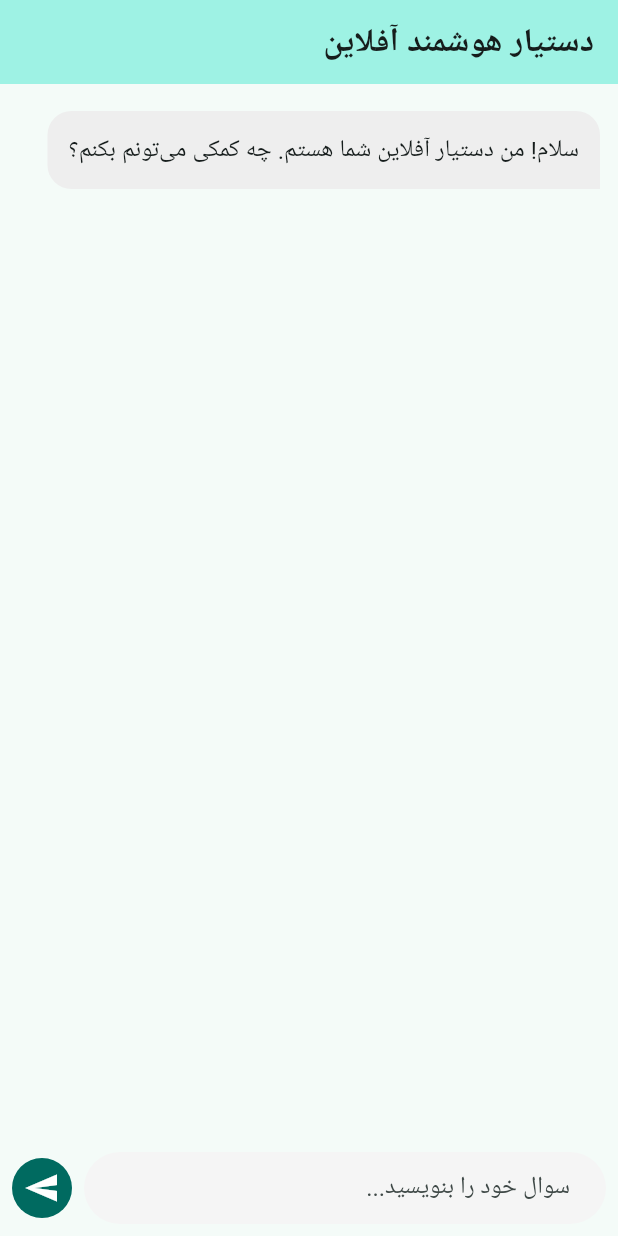
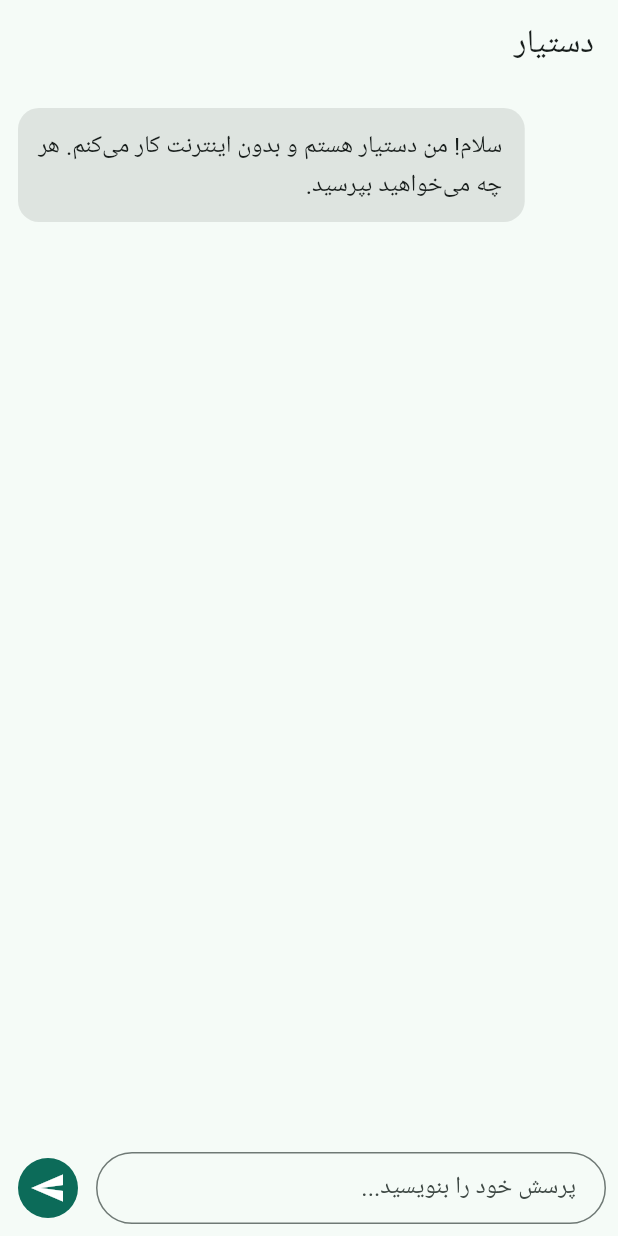
Before and after one commit to ariamard1726-del/Dastyar, a Flutter app: the screen it shows after launch, after a tap on the "send" icon, on a phone screen of 412 x 824 dp. Run offline on Flutter 3.47's test engine with Material 3 defaults, Android fonts, the phone set to English and light mode, and no system bars.

Commit message:
Offline Persian chat: pure Dart knowledge search

```diff
--- a/lib/main.dart
+++ b/lib/main.dart
@@ -1,145 +1,322 @@
+import 'dart:math' as math;
+
 import 'package:flutter/material.dart';
-import 'services/ai_service.dart';
+import 'package:flutter/services.dart' show rootBundle;
 
-void main() {
-  runApp(const MyApp());
-}
+void main() => runApp(const DastyarApp());
 
-class MyApp extends StatelessWidget {
-  const MyApp({super.key});
+class DastyarApp extends StatelessWidget {
+  const DastyarApp({super.key});
 
   @override
   Widget build(BuildContext context) {
     return MaterialApp(
-      title: 'دستیار فارسی آفلاین',
+      title: 'دستیار',
       debugShowCheckedModeBanner: false,
       theme: ThemeData(
-        colorScheme: ColorScheme.fromSeed(seedColor: Colors.teal),
         useMaterial3: true,
+        colorSchemeSeed: const Color(0xFF1B6B5A),
       ),
-      home: const ChatScreen(),
+      builder: (context, child) => Directionality(
+        textDirection: TextDirection.rtl,
+        child: child ?? const SizedBox(),
+      ),
+      home: const ChatPage(),
     );
   }
 }
 
-class ChatScreen extends StatefulWidget {
-  const ChatScreen({super.key});
+class _Chunk {
+  final String title;
+  final String body;
+  final List<String> tokens;
+  _Chunk(this.title, this.body, this.tokens);
+}
+
+class _Hit {
+  final _Chunk chunk;
+  final double score;
+  _Hit(this.chunk, this.score);
+}
+
+class KnowledgeEngine {
+  final List<_Chunk> _chunks = [];
+  final Map<String, double> _idf = {};
+
+  static const Set<String> _stop = {
+    'و', 'در', 'به', 'از', 'که', 'را', 'با', 'این', 'آن', 'برای', 'یک',
+    'است', 'هست', 'چه', 'چی', 'چیست', 'کی', 'کجا', 'چرا', 'چطور',
+    'چگونه', 'آیا', 'من', 'تو', 'شما', 'می', 'هم', 'یا', 'تا', 'بر',
+    'هر', 'های', 'ها', 'بود', 'شد', 'باشد', 'کند', 'کنم', 'کن', 'بگو',
+    'درباره', 'مورد', 'لطفا', 'ممنون',
+  };
+
+  static const List<String> _suffixes = [
+    'ترین', 'هایی', 'های', 'ها', 'تر', 'ان', 'ات', 'ی',
+  ];
+
+  static String normalize(String s) {
+    const map = {
+      'ي': 'ی', 'ى': 'ی', 'ك': 'ک', 'ۀ': 'ه', 'ة': 'ه',
+      'أ': 'ا', 'إ': 'ا', 'ٱ': 'ا',
+    };
+    final sb = StringBuffer();
+    for (final r in s.runes) {
+      if (r >= 0x06F0 && r <= 0x06F9) {
+        sb.write(r - 0x06F0);
+        continue;
+      }
+      if (r >= 0x0660 && r <= 0x0669) {
+        sb.write(r - 0x0660);
+        continue;
+      }
+      if (r == 0x200C || r == 0x200D || r == 0x200E || r == 0x200F) {
+        sb.write(' ');
+        continue;
+      }
+      if (r >= 0x064B && r <= 0x065F) continue;
+      if (r == 0x0640) continue;
+      final ch = String.fromCharCode(r);
+      sb.write(map[ch] ?? ch);
+    }
+    return sb.toString().toLowerCase();
+  }
+
+  static String _stem(String w) {
+    for (final suf in _suffixes) {
+      if (w.length - suf.length >= 3 && w.endsWith(suf)) {
+        return w.substring(0, w.length - suf.length);
+      }
+    }
+    return w;
+  }
+
+  static List<String> tokenize(String s) {
+    final cleaned = normalize(s).replaceAll(
+      RegExp(r'[^\u0621-\u063A\u0641-\u064A\u067E\u0686\u0698\u06A9\u06AF\u06CCa-z0-9]+'),
+      ' ',
+    );
+    final out = <String>[];
+    for (final w in cleaned.split(' ')) {
+      if (w.isEmpty || _stop.contains(w)) continue;
+      out.add(_stem(w));
+    }
+    return out;
+  }
+
+  void load(String text) {
+    _chunks.clear();
+    _idf.clear();
+    final parts = text.replaceAll('\r', '').split(RegExp(r'\n\s*\n'));
+    for (final p in parts) {
+      final lines = p.trim().split('\n');
+      if (lines.isEmpty || lines.first.trim().isEmpty) continue;
+      final title = lines.first.trim();
+      final body = lines.length > 1 ? lines.sublist(1).join('\n').trim() : title;
+      final tokens = <String>[
+        ...tokenize(title),
+        ...tokenize(title),
+        ...tokenize(body),
+      ];
+      _chunks.add(_Chunk(title, body, tokens));
+    }
+    final df = <String, int>{};
+    for (final c in _chunks) {
+      for (final t in c.tokens.toSet()) {
+        df[t] = (df[t] ?? 0) + 1;
+      }
+    }
+    final n = _chunks.length;
+    df.forEach((t, d) {
+      _idf[t] = math.log((n + 1) / (d + 1)) + 1.0;
+    });
+  }
+
+  int get size => _chunks.length;
+
+  String answer(String question) {
+    final q = normalize(question);
+    if (q.contains('سلام') && tokenize(question).length <= 1) {
+      return 'سلام! چه کمکی از من برمی‌آید؟';
+    }
+    if (_chunks.isEmpty) {
+      return 'هنوز دانشی در برنامه نیست. فایل assets/knowledge.txt را پر کنید.';
+    }
+    final qTokens = tokenize(question).toSet().toList();
+    if (qTokens.isEmpty) {
+      return 'لطفاً پرسش خود را کامل‌تر بنویسید.';
+    }
+    double total = 0;
+    for (final t in qTokens) {
+      total += _idf[t] ?? 1.0;
+    }
+    final hits = <_Hit>[];
+    for (final c in _chunks) {
+      double s = 0;
+      for (final t in qTokens) {
+        final w = _idf[t] ?? 1.0;
+        final tf = c.tokens.where((x) => x == t).length;
+        if (tf > 0) {
+          s += w * (1 + math.log(tf));
+        } else if (t.length >= 3) {
+          final partial = c.tokens.any((x) =>
+              x.length >= 3 && (x.startsWith(t) || t.startsWith(x)));
+          if (partial) s += w * 0.5;
+        }
+      }
+      hits.add(_Hit(c, s / total));
+    }
+    hits.sort((a, b) => b.score.compareTo(a.score));
+    final best = hits.first;
+    if (best.score < 0.3) {
+      return 'پاسخ این پرسش را در دانش خودم پیدا نکردم. می‌توانید آن را به فایل knowledge.txt اضافه کنید.';
+    }
+    var res = '${best.chunk.title}\n${best.chunk.body}';
+    if (hits.length > 1 && hits[1].score >= best.score * 0.8 && hits[1].score >= 0.3) {
+      res += '\n\nموضوع مرتبط: ${hits[1].chunk.title}';
+    }
+    return res;
+  }
+}
+
+class _Msg {
+  final String text;
+  final bool fromUser;
+  _Msg(this.text, this.fromUser);
+}
+
+class ChatPage extends StatefulWidget {
+  const ChatPage({super.key});
 
   @override
-  State<ChatScreen> createState() => _ChatScreenState();
+  State<ChatPage> createState() => _ChatPageState();
 }
 
-class _ChatScreenState extends State<ChatScreen> {
-  final TextEditingController _controller = TextEditingController();
-  final AIService _aiService = AIService();
-  final List<Map<String, String>> _messages = [];
-  bool _isLoading = true;
-  bool _isTyping = false;
+class _ChatPageState extends State<ChatPage> {
+  final KnowledgeEngine _engine = KnowledgeEngine();
+  final TextEditingController _ctrl = TextEditingController();
+  final ScrollController _scroll = ScrollController();
+  final List<_Msg> _msgs = [];
+  bool _ready = false;
 
   @override
   void initState() {
     super.initState();
-    _initAI();
+    _init();
   }
 
-  Future<void> _initAI() async {
+  Future<void> _init() async {
+    String text = '';
     try {
-      await _aiService.initialize();
-    } catch(e) {
-      print(e);
-    }
+      text = await rootBundle.loadString('assets/knowledge.txt');
+    } catch (_) {}
+    _engine.load(text);
+    if (!mounted) return;
     setState(() {
-      _isLoading = false;
-      _messages.add({"role": "assistant", "text": "سلام! من دستیار آفلاین شما هستم. چه کمکی می‌تونم بکنم؟"});
+      _ready = true;
+      _msgs.add(_Msg(
+        'سلام! من دستیار هستم و بدون اینترنت کار می‌کنم. هر چه می‌خواهید بپرسید.',
+        false,
+      ));
     });
   }
 
-  void _sendMessage() async {
-    if (_controller.text.trim().isEmpty) return;
-    String userText = _controller.text;
-
+  void _send() {
+    final text = _ctrl.text.trim();
+    if (text.isEmpty || !_ready) return;
+    final reply = _engine.answer(text);
     setState(() {
-      _messages.add({"role": "user", "text": userText});
-      _controller.clear();
-      _isTyping = true;
+      _msgs.add(_Msg(text, true));
+      _msgs.add(_Msg(reply, false));
     });
-
-    String aiResponse = await _aiService.getResponse(userText);
-
-    setState(() {
-      _messages.add({"role": "assistant", "text": aiResponse});
-      _isTyping = false;
+    _ctrl.clear();
+    WidgetsBinding.instance.addPostFrameCallback((_) {
+      if (_scroll.hasClients) {
+        _scroll.animateTo(
+          _scroll.position.maxScrollExtent,
+          duration: const Duration(milliseconds: 250),
+          curve: Curves.easeOut,
+        );
+      }
     });
   }
 
   @override
+  void dispose() {
+    _ctrl.dispose();
+    _scroll.dispose();
+    super.dispose();
+  }
+
+  @override
   Widget build(BuildContext context) {
-    return Directionality(
-      textDirection: TextDirection.rtl,
-      child: Scaffold(
-        appBar: AppBar(
-          title: const Text('دستیار هوشمند آفلاین', style: TextStyle(fontWeight: FontWeight.bold)),
-          backgroundColor: Theme.of(context).colorScheme.primaryContainer,
-        ),
-        body: _isLoading
-            ? const Center(child: CircularProgressIndicator())
-            : Column(
+    final cs = Theme.of(context).colorScheme;
+    return Scaffold(
+      appBar: AppBar(title: const Text('دستیار')),
+      body: SafeArea(
+        child: Column(
           children: [
             Expanded(
-                    child: ListView.builder(
+              child: !_ready
+                  ? const Center(child: CircularProgressIndicator())
+                  : ListView.builder(
+                      controller: _scroll,
                       padding: const EdgeInsets.all(12),
-                      itemCount: _messages.length,
-                      itemBuilder: (context, index) {
-                        final msg = _messages[index];
-                        final isUser = msg["role"] == "user";
+                      itemCount: _msgs.length,
+                      itemBuilder: (context, i) {
+                        final m = _msgs[i];
                         return Align(
-                          alignment: isUser ? Alignment.centerLeft : Alignment.centerRight,
+                          alignment: m.fromUser
+                              ? AlignmentDirectional.centerStart
+                              : AlignmentDirectional.centerEnd,
                           child: Container(
-                            margin: const EdgeInsets.symmetric(vertical: 6),
-                            padding: const EdgeInsets.all(14),
+                            margin: const EdgeInsets.symmetric(vertical: 4),
+                            padding: const EdgeInsets.all(12),
+                            constraints: BoxConstraints(
+                              maxWidth: MediaQuery.of(context).size.width * 0.82,
+                            ),
                             decoration: BoxDecoration(
-                              color: isUser ? Colors.teal[100] : Colors.grey[200],
-                              borderRadius: BorderRadius.only(
-                                topLeft: const Radius.circular(16),
-                                topRight: const Radius.circular(16),
-                                bottomLeft: isUser ? const Radius.circular(0) : const Radius.circular(16),
-                                bottomRight: isUser ? const Radius.circular(16) : const Radius.circular(0),
+                              color: m.fromUser
+                                  ? cs.primaryContainer
+                                  : cs.surfaceContainerHighest,
+                              borderRadius: BorderRadius.circular(14),
                             ),
+                            child: SelectableText(
+                              m.text,
+                              style: const TextStyle(fontSize: 16, height: 1.6),
                             ),
-                            child: Text(msg["text"]!, style: const TextStyle(fontSize: 16)),
                           ),
                         );
                       },
                     ),
             ),
-                  if (_isTyping) const LinearProgressIndicator(),
             Padding(
-                    padding: const EdgeInsets.all(8.0),
+              padding: const EdgeInsets.fromLTRB(8, 4, 8, 8),
               child: Row(
                 children: [
                   Expanded(
                     child: TextField(
-                            controller: _controller,
+                      controller: _ctrl,
+                      minLines: 1,
+                      maxLines: 4,
+                      textInputAction: TextInputAction.send,
+                      onSubmitted: (_) => _send(),
                       decoration: InputDecoration(
-                              hintText: "سوال خود را بنویسید...",
-                              filled: true,
-                              fillColor: Colors.grey[100],
+                        hintText: 'پرسش خود را بنویسید...',
                         border: OutlineInputBorder(
-                                borderRadius: BorderRadius.circular(30),
-                                borderSide: BorderSide.none,
+                          borderRadius: BorderRadius.circular(24),
                         ),
-                              contentPadding: const EdgeInsets.symmetric(horizontal: 20),
+                        contentPadding: const EdgeInsets.symmetric(
+                          horizontal: 16,
+                          vertical: 10,
                         ),
-                            onSubmitted: (_) => _sendMessage(),
+                      ),
                     ),
                   ),
                   const SizedBox(width: 8),
-                        CircleAvatar(
-                          backgroundColor: Theme.of(context).colorScheme.primary,
-                          child: IconButton(
-                            icon: const Icon(Icons.send, color: Colors.white),
-                            onPressed: _sendMessage,
-                          ),
+                  IconButton.filled(
+                    onPressed: _send,
+                    icon: const Icon(Icons.send),
                   ),
                 ],
               ),
```
Lines whose indentation alone changed are shown as unchanged.
